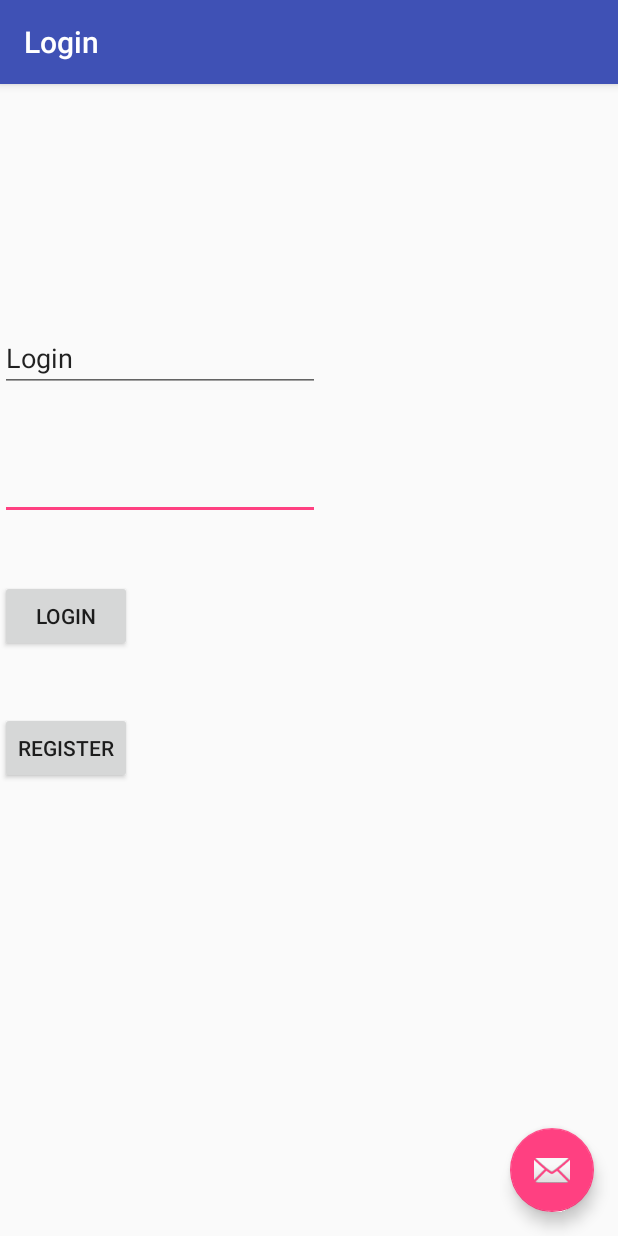
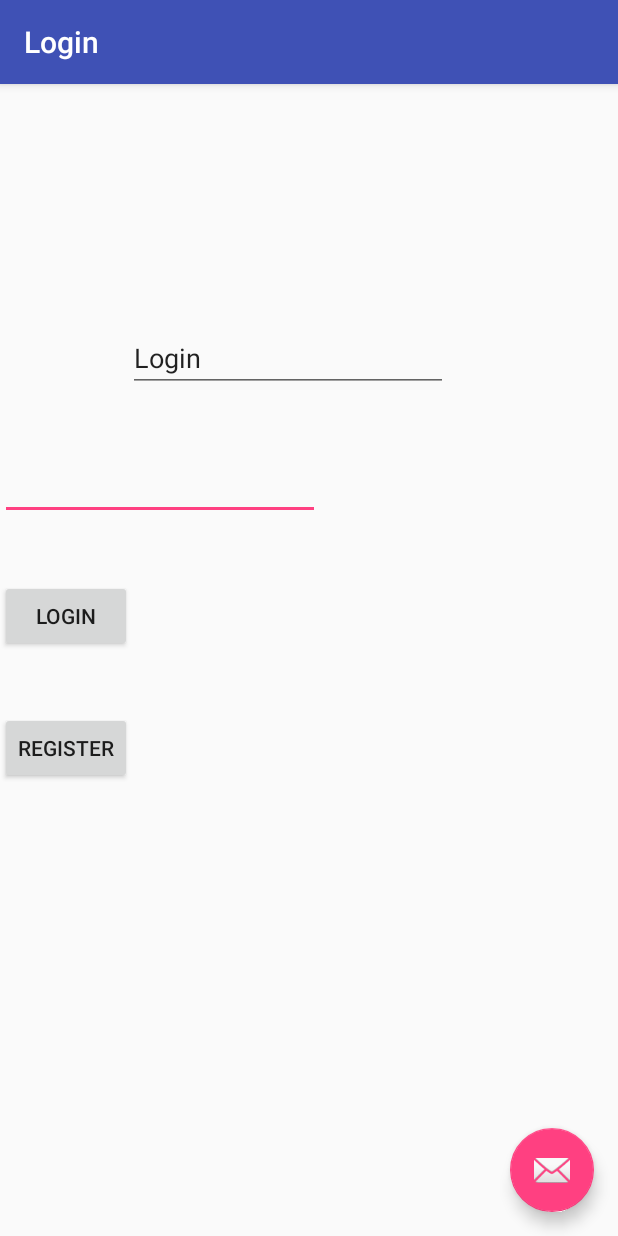
Before and after one commit to ahlp/catalog-android-client, an Android app: the Login screen opened directly, with no data from a screen before it, on a phone screen of 412 x 824 dp. Run offline under Robolectric (Android 15) with nearby library versions, the phone set to English and light mode, and no system bars.

Commit message:
creating request package and adjusting login activity

```diff
--- a/app/src/main/res/layout/content_login.xml
+++ b/app/src/main/res/layout/content_login.xml
@@ -9,41 +9,44 @@
     tools:showIn="@layout/activity_login">
 
     <EditText
-        android:id="@+id/editText"
+        android:id="@+id/Password"
         android:layout_width="wrap_content"
         android:layout_height="wrap_content"
         android:layout_marginTop="40dp"
         android:ems="10"
         android:inputType="textPassword"
-        app:layout_constraintTop_toBottomOf="@+id/editText2"
+        app:layout_constraintTop_toBottomOf="@+id/Username"
         tools:layout_editor_absoluteX="85dp" />
 
     <EditText
-        android:id="@+id/editText2"
+        android:id="@+id/Username"
         android:layout_width="wrap_content"
         android:layout_height="wrap_content"
+        android:layout_marginStart="85dp"
         android:layout_marginTop="160dp"
         android:ems="10"
         android:inputType="textPersonName"
         android:text="Login"
-        app:layout_constraintTop_toTopOf="parent"
-        tools:layout_editor_absoluteX="85dp" />
+        app:layout_constraintStart_toStartOf="parent"
+        app:layout_constraintTop_toTopOf="parent" />
 
     <Button
-        android:id="@+id/button"
+        android:id="@+id/LoginButton"
         android:layout_width="wrap_content"
         android:layout_height="wrap_content"
         android:layout_marginTop="40dp"
+        android:onClick="onLogin"
         android:text="Login"
-        app:layout_constraintTop_toBottomOf="@+id/editText"
+        app:layout_constraintTop_toBottomOf="@+id/Password"
         tools:layout_editor_absoluteX="148dp" />
 
     <Button
-        android:id="@+id/button2"
+        android:id="@+id/RegisterButton"
         android:layout_width="wrap_content"
         android:layout_height="wrap_content"
         android:layout_marginTop="40dp"
+        android:onClick="onRegister"
         android:text="Register"
-        app:layout_constraintTop_toBottomOf="@+id/button"
+        app:layout_constraintTop_toBottomOf="@+id/LoginButton"
         tools:layout_editor_absoluteX="148dp" />
 </android.support.constraint.ConstraintLayout>
```
Also changed, not shown: app/src/main/java/com/hnka/csd/Login.java (+29 -0 lines), app/src/main/java/com/hnka/csd/client/ClientFactory.java (added, +17 -0 lines), app/src/main/java/com/hnka/csd/client/ClientLogin.java (added, +22 -0 lines), app/src/main/java/com/hnka/csd/client/ClientProfile.java (added, +24 -0 lines).
